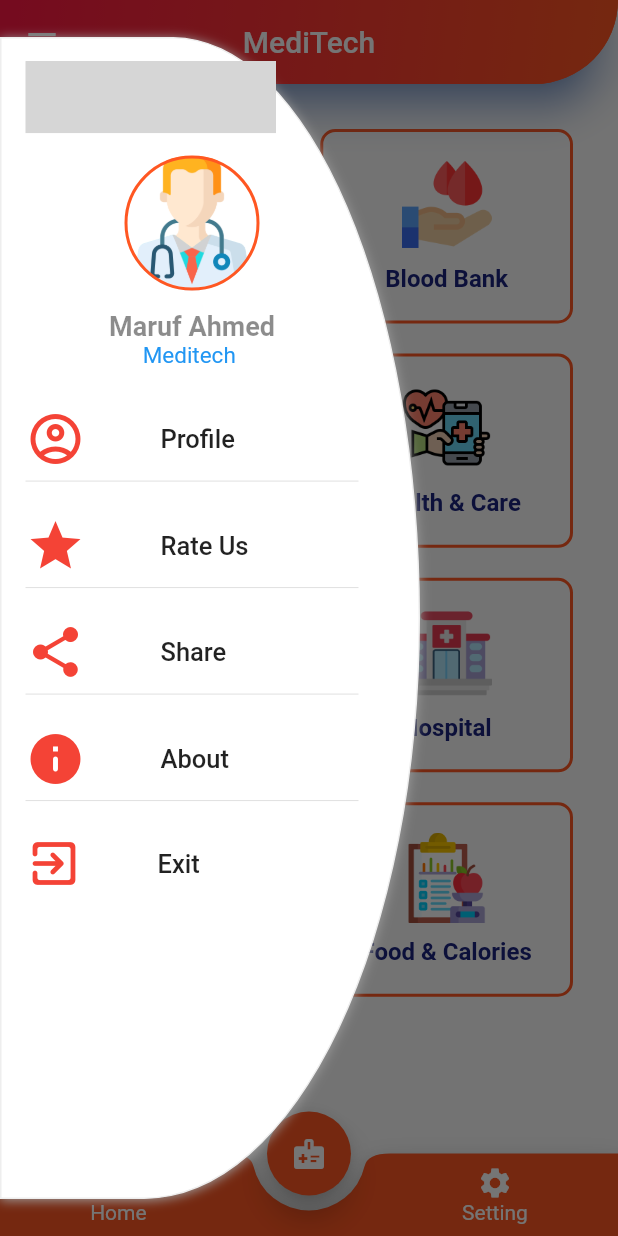
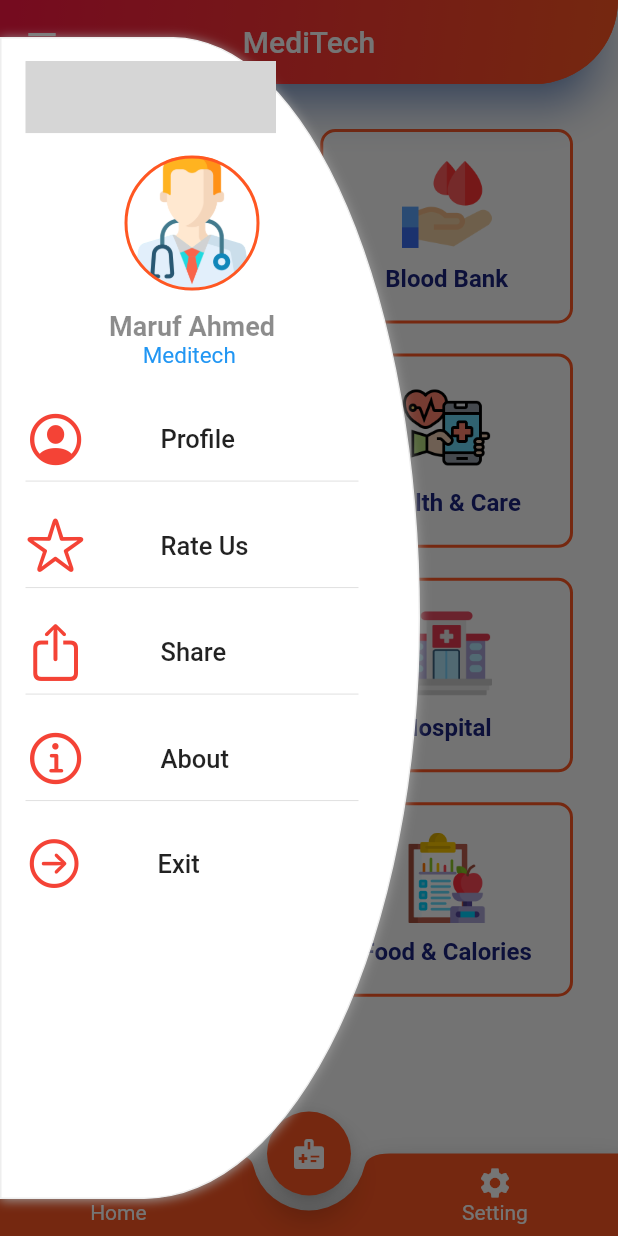
Before and after one commit to marufahmedofficial/MediTech_project_UITS, a Flutter app: the screen it shows after launch, with the side drawer open, on a phone screen of 412 x 824 dp. Run offline on Flutter 3.47's test engine with Material 2 defaults, Android fonts, the phone set to English and light mode, and no system bars; missing offline and left inert: slide_digital_clock; grey boxes are pictures that could not be loaded.

Commit message:
drawer icon changed

```diff
--- a/lib/pages/homepage.dart
+++ b/lib/pages/homepage.dart
@@ -155,7 +155,7 @@
                 Row(
                   children: [
                     Icon(
-                      Icons.account_circle_outlined,
+                      CupertinoIcons.profile_circled,
                       color: Colors.red,
                       size: 40,
                     ),
@@ -171,7 +171,7 @@
                 Row(
                   children: [
                     Icon(
-                      Icons.star,
+                      CupertinoIcons.star,
                       color: Colors.red,
                       size: 40,
                     ),
@@ -187,7 +187,7 @@
                 Row(
                   children: [
                     Icon(
-                      Icons.share_rounded,
+                      CupertinoIcons.share,
                       color: Colors.red,
                       size: 40,
                     ),
@@ -203,7 +203,7 @@
                 Row(
                   children: [
                     Icon(
-                      Icons.info_rounded,
+                      CupertinoIcons.info_circle,
                       color: Colors.red,
                       size: 40,
                     ),
@@ -247,7 +247,7 @@
                   child: Row(
                     children: [
                       Icon(
-                        Icons.exit_to_app_rounded,
+                        CupertinoIcons.arrow_right_circle,
                         color: Colors.red,
                         size: 38,
                       ),
```
